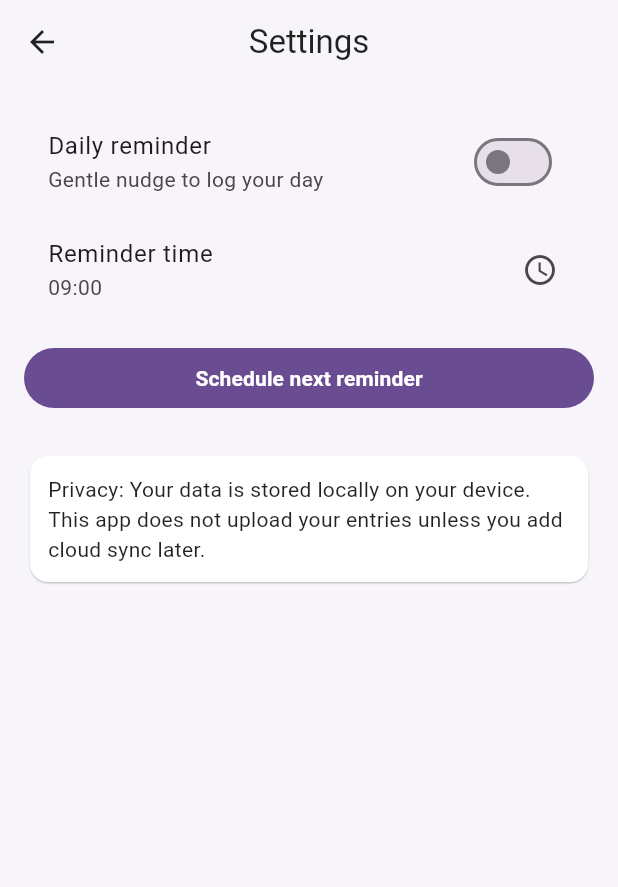
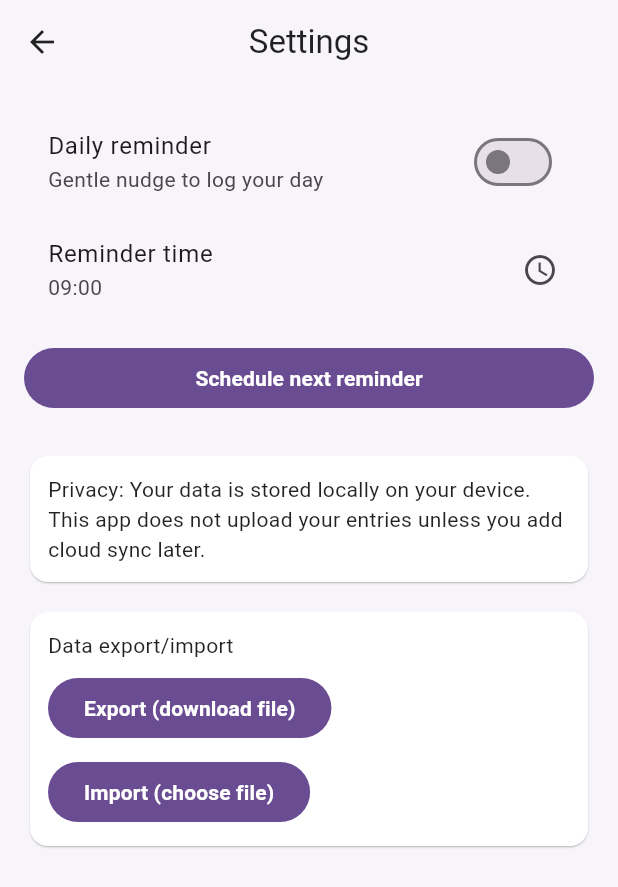
Before and after one commit to CodeMaster2099/period-tracker-web, a Flutter app: the SettingsScreen screen opened directly, on a phone screen of 412 x 824 dp. Shown: the top 887 px of the screen. Run offline on Flutter 3.47's test engine with Material 3 defaults, Android fonts, the phone set to English and light mode, and no system bars; our stand-ins replace file_picker, flutter_local_notifications, permission_handler, sqflite, timezone; missing offline and left inert: dart:html; accounts and stored records are empty.

Commit message:
Add file export/import helpers and file-picker based import; add file_picker dependency

```diff
--- a/lib/screens/settings_screen.dart
+++ b/lib/screens/settings_screen.dart
@@ -1,6 +1,11 @@
 import 'package:flutter/material.dart';
+import 'package:provider/provider.dart';
+import 'package:flutter/services.dart';
+import 'package:file_picker/file_picker.dart';
+import '../utils/file_export.dart';
 
 import '../services/notification_service.dart';
+import '../state/tracker_state.dart';
 
 class SettingsScreen extends StatefulWidget {
   const SettingsScreen({super.key});
@@ -63,6 +68,52 @@ class _SettingsScreenState extends State<SettingsScreen> {
               ),
             ),
           ),
+          const SizedBox(height: 12),
+          Card(
+            child: Padding(
+              padding: const EdgeInsets.all(12),
+              child: Column(crossAxisAlignment: CrossAxisAlignment.start, children: [
+                const Text('Data export/import'),
+                const SizedBox(height: 8),
+                FilledButton(
+                  onPressed: () async {
+                    final messenger = ScaffoldMessenger.of(context);
+                    final json = await context.read<TrackerState>().exportData();
+                    // Try save to file; on web this triggers download, on IO it writes to CWD.
+                    try {
+                      final filename = await saveFile(json, filename: 'pt_export.json');
+                      messenger.showSnackBar(SnackBar(content: Text('Export saved: $filename')));
+                    } catch (_) {
+                      await Clipboard.setData(ClipboardData(text: json));
+                      messenger.showSnackBar(const SnackBar(content: Text('Export copied to clipboard')));
+                    }
+                  },
+                  child: const Text('Export (download file)'),
+                ),
+                const SizedBox(height: 8),
+                FilledButton(
+                  onPressed: () async {
+                    final messenger = ScaffoldMessenger.of(context);
+                    // Use FilePicker to select a JSON file and import
+                    try {
+                      final result = await FilePicker.platform.pickFiles(type: FileType.custom, allowedExtensions: ['json'], withData: true);
+                      if (result != null && result.files.isNotEmpty) {
+                        final bytes = result.files.first.bytes;
+                        if (bytes != null) {
+                          final content = String.fromCharCodes(bytes);
+                          await context.read<TrackerState>().importData(content);
+                          messenger.showSnackBar(const SnackBar(content: Text('Import complete')));
+                        }
+                      }
+                    } catch (e) {
+                      messenger.showSnackBar(const SnackBar(content: Text('Import failed')));
+                    }
+                  },
+                  child: const Text('Import (choose file)'),
+                ),
+              ]),
+            ),
+          ),
         ],
       ),
     );
--- /dev/null
+++ b/lib/utils/file_export.dart
@@ -0,0 +1 @@
+export 'file_export_io.dart' if (dart.library.html) 'file_export_web.dart';
--- /dev/null
+++ b/lib/utils/file_export_io.dart
@@ -0,0 +1,10 @@
+import 'dart:io';
+import 'package:path/path.dart' as p;
+
+Future<String> saveFile(String contents, {String filename = 'pt_export.json'}) async {
+  final now = DateTime.now();
+  final name = filename.replaceAll('.json', '') + '_${now.toIso8601String()}.json';
+  final file = File(p.join(Directory.current.path, name));
+  await file.writeAsString(contents, flush: true);
+  return file.path;
+}
--- a/pubspec.yaml
+++ b/pubspec.yaml
@@ -18,6 +18,8 @@ dependencies:
   flutter_local_notifications: ^17.1.2
   timezone: ^0.9.2
   permission_handler: ^10.4.0
+  shared_preferences: ^2.1.1
+  file_picker: ^5.2.7
 
 dev_dependencies:
   flutter_test:
```
Also changed, not shown: lib/utils/file_export_web.dart (added, +16 -0 lines).
